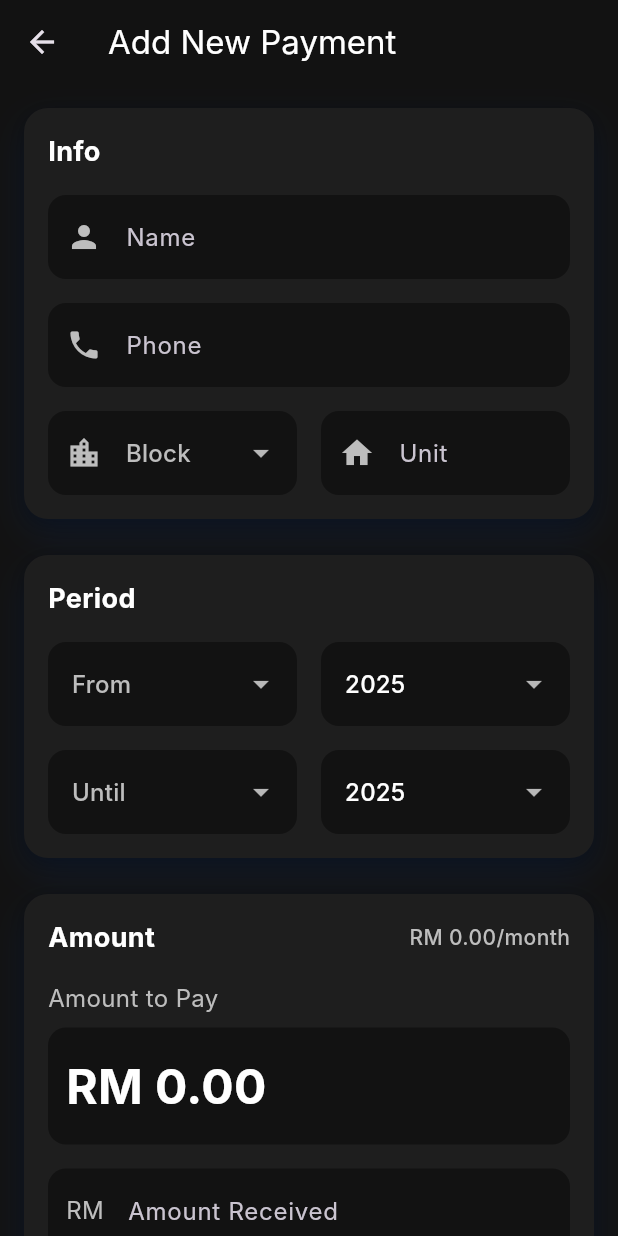
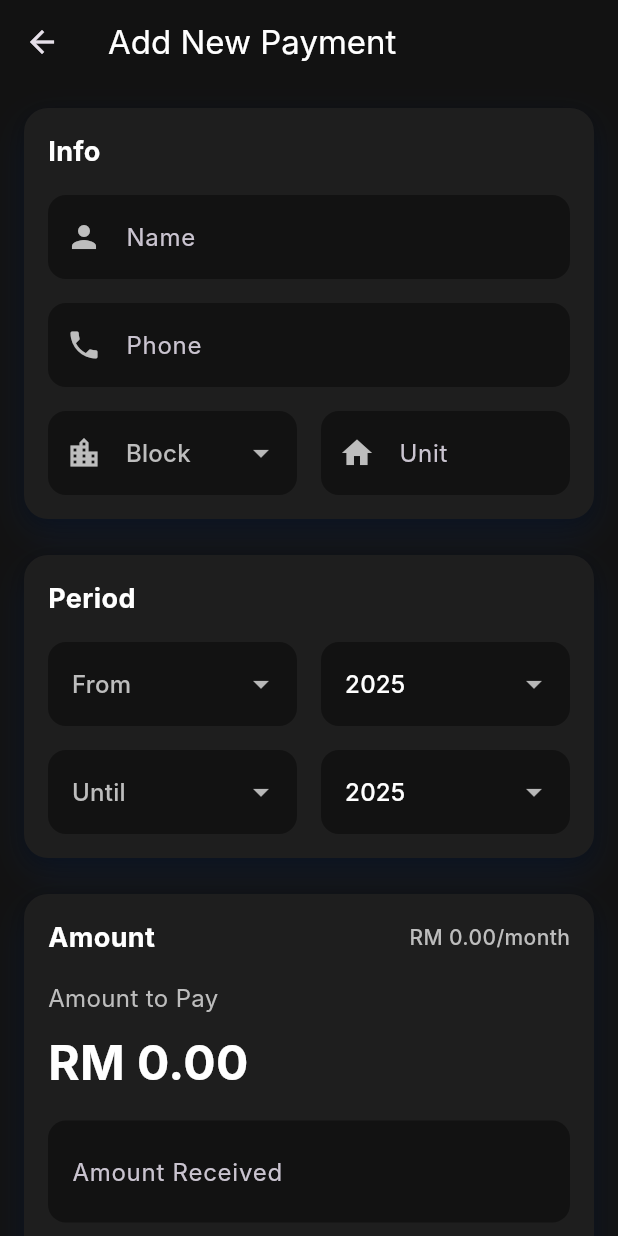
Before and after one commit to EhsanFadhli/KutipApp, a Flutter app: the screen it shows after launch, after a tap on "New Payment", on a phone screen of 412 x 824 dp. Run offline on Flutter 3.47's test engine with Material 3 defaults, Android fonts, the light colour scheme and no system bars; our stand-ins replace shared_preferences; Roboto replaces fonts that are missing (Inter).

Commit message:
Update the input fields for amount to be more intuitive, better visual for Amount to Pay.

```diff
--- a/lib/add_payment_page.dart
+++ b/lib/add_payment_page.dart
@@ -35,20 +35,6 @@ class PhoneNumberInputFormatter extends TextInputFormatter {
     );
   }
 }
-
-class DecimalTextInputFormatter extends TextInputFormatter {
-  @override
-  TextEditingValue formatEditUpdate(
-      TextEditingValue oldValue, TextEditingValue newValue) {
-    final regExp = RegExp(r'^\d*\.?\d*$');
-    final String newString = regExp.stringMatch(newValue.text) ?? oldValue.text;
-    return TextEditingValue(
-      text: newString,
-      selection: TextSelection.collapsed(offset: newString.length),
-    );
-  }
-}
-
 
 class AddPaymentPage extends StatefulWidget {
   const AddPaymentPage({super.key});
@@ -90,7 +76,7 @@ class _AddPaymentPageState extends State<AddPaymentPage> {
     });
   }
 
-    @override
+  @override
   void dispose() {
     _nameController.dispose();
     _phoneController.dispose();
@@ -98,7 +84,6 @@ class _AddPaymentPageState extends State<AddPaymentPage> {
     _amountReceivedController.dispose();
     super.dispose();
   }
-
 
   void _calculateAmountToPay() {
     if (_fromMonth != null && _fromYear != null && _untilMonth != null && _untilYear != null) {
@@ -131,7 +116,10 @@ class _AddPaymentPageState extends State<AddPaymentPage> {
   }
 
   void _calculateBalance() {
-    final amountReceived = double.tryParse(_amountReceivedController.text) ?? 0.0;
+    final text = _amountReceivedController.text;
+    final digitsOnly = text.replaceAll(RegExp(r'[^0-9]'), '');
+    final amountReceivedInCents = int.tryParse(digitsOnly) ?? 0;
+    final amountReceived = amountReceivedInCents / 100.0;
     setState(() {
       _balance = amountReceived - _amountToPay;
     });
@@ -139,7 +127,11 @@ class _AddPaymentPageState extends State<AddPaymentPage> {
 
   Future<void> _savePayment() async {
     if (_formKey.currentState!.validate()) {
-      final amountReceived = double.tryParse(_amountReceivedController.text) ?? 0.0;
+      final text = _amountReceivedController.text;
+      final digitsOnly = text.replaceAll(RegExp(r'[^0-9]'), '');
+      final amountReceivedInCents = int.tryParse(digitsOnly) ?? 0;
+      final amountReceived = amountReceivedInCents / 100.0;
+
       final newPayment = Payment(
         name: _nameController.text,
         phone: _phoneController.text,
@@ -335,17 +327,9 @@ class _AddPaymentPageState extends State<AddPaymentPage> {
           style: TextStyle(color: kSubtleText, fontSize: 16),
         ),
         const SizedBox(height: 8),
-        Container(
-          width: double.infinity,
-          padding: const EdgeInsets.symmetric(vertical: 16, horizontal: 12),
-          decoration: BoxDecoration(
-            color: kBackground,
-            borderRadius: BorderRadius.circular(12),
-          ),
-          child: Text(
-            NumberFormat.currency(locale: 'en_MY', symbol: 'RM ').format(_amountToPay),
-            style: const TextStyle(fontSize: 32, fontWeight: FontWeight.bold, color: kPrimaryText),
-          ),
+        Text(
+          NumberFormat.currency(locale: 'en_MY', symbol: 'RM ').format(_amountToPay),
+          style: const TextStyle(fontSize: 32, fontWeight: FontWeight.bold, color: kPrimaryText),
         ),
       ],
     );
@@ -355,25 +339,29 @@ class _AddPaymentPageState extends State<AddPaymentPage> {
     return TextFormField(
       controller: controller,
       onChanged: (_) => _calculateBalance(),
-      keyboardType: const TextInputType.numberWithOptions(decimal: true),
-      inputFormatters: [DecimalTextInputFormatter()],
+      keyboardType: TextInputType.number,
+      inputFormatters: [FilteringTextInputFormatter.digitsOnly, CurrencyInputFormatter()],
       decoration: InputDecoration(
         labelText: label,
-        prefixIcon: const Padding(
-          padding: EdgeInsets.symmetric(vertical: 14.0, horizontal: 12.0),
-          child: Text('RM', style: TextStyle(color: kSubtleText, fontSize: 16)),
-        ),
         filled: true,
         fillColor: kBackground,
         border: OutlineInputBorder(borderRadius: BorderRadius.circular(12), borderSide: BorderSide.none),
       ),
       validator: (value) {
         if (value == null || value.isEmpty) return 'Please enter an amount';
-        if (double.tryParse(value) == null) return 'Please enter a valid number';
+        final digitsOnly = value.replaceAll(RegExp(r'[^0-9]'), '');
+        if (int.tryParse(digitsOnly) == null) return 'Please enter a valid number';
         return null;
       },
+      textAlign: TextAlign.start,
+      style: const TextStyle(
+        fontSize: 24,
+        fontWeight: FontWeight.bold,
+        color: kPrimaryText,
+      ),
     );
   }
+
 
   Widget _buildBalanceDisplay() {
     final bool isEffectivelyZero = _balance.abs() < 0.005;
--- a/lib/main.dart
+++ b/lib/main.dart
@@ -10,8 +10,6 @@
 import 'package:myapp/previous_payments_page.dart';
 import 'package:myapp/ui/widgets.dart';
 import 'package:shared_preferences/shared_preferences.dart';
-
-
 
 void main() {
   runApp(const MyApp());
@@ -99,7 +97,6 @@
     }
   }
 
-
   void _navigateToAddPayment() async {
     final result = await Navigator.push(
       context,
@@ -181,8 +178,6 @@
   }
 }
 
-
-
 class TotalCashCard extends StatelessWidget {
   final double totalCash;
   final VoidCallback onCashHanded;
@@ -244,7 +239,7 @@
 class _MonthlyFeeCardState extends State<MonthlyFeeCard> {
   final TextEditingController _feeController = TextEditingController();
   static const String _storageKey = "monthly_fee";
-  double _savedFee = 0.0;
+  int _savedFeeInCents = 0;
   bool _isFeeChanged = false;
 
   @override
@@ -255,16 +250,11 @@
   }
 
   void _onFeeChanged() {
-    final currentFee = double.tryParse(_feeController.text);
-    bool hasChanged;
+    final text = _feeController.text;
+    final digitsOnly = text.replaceAll(RegExp(r'[^0-9]'), '');
+    final currentFeeInCents = int.tryParse(digitsOnly) ?? 0;
 
-    if (currentFee == null) {
-      hasChanged = !(_feeController.text.isEmpty && _savedFee == 0.0);
-    } else {
-      final roundedCurrent = (currentFee * 100).round();
-      final roundedSaved = (_savedFee * 100).round();
-      hasChanged = roundedCurrent != roundedSaved;
-    }
+    final hasChanged = currentFeeInCents != _savedFeeInCents;
 
     if (hasChanged != _isFeeChanged) {
       setState(() {
@@ -277,31 +267,35 @@
     final prefs = await SharedPreferences.getInstance();
     final double fee = prefs.getDouble(_storageKey) ?? 0.0;
     setState(() {
-      _savedFee = fee;
-      _feeController.text = fee.toStringAsFixed(2);
+      _savedFeeInCents = (fee * 100).round();
+      _feeController.text = _formatCurrency(_savedFeeInCents);
       _isFeeChanged = false;
     });
   }
 
   Future<void> _saveFee() async {
     final prefs = await SharedPreferences.getInstance();
-    final double? fee = double.tryParse(_feeController.text);
-    if (fee != null) {
+    final text = _feeController.text;
+    final digitsOnly = text.replaceAll(RegExp(r'[^0-9]'), '');
+    final feeInCents = int.tryParse(digitsOnly) ?? 0;
+    final double fee = feeInCents / 100.0;
+
     await prefs.setDouble(_storageKey, fee);
     final formattedFee = NumberFormat.currency(locale: 'en_MY', symbol: 'RM').format(fee);
     await LogService.logAction('Set monthly fee - $formattedFee');
     setState(() {
-        _savedFee = fee;
+      _savedFeeInCents = feeInCents;
       _isFeeChanged = false;
     });
+    FocusScope.of(context).unfocus();
     ScaffoldMessenger.of(context).showSnackBar(
       const SnackBar(content: Text('Monthly Fee Saved!')),
     );
-    } else {
-      ScaffoldMessenger.of(context).showSnackBar(
-        const SnackBar(content: Text('Invalid amount')),
-      );
   }
+
+  String _formatCurrency(int amountInCents) {
+    final format = NumberFormat.currency(locale: 'en_MY', symbol: 'RM', decimalDigits: 2);
+    return format.format(amountInCents / 100.0);
   }
 
   @override
@@ -323,33 +317,31 @@
           const SizedBox(height: 20),
           Row(
             children: [
-              const Text(
-                'RM',
-                style: TextStyle(
-                    fontSize: 32,
-                    color: kSubtleText,
-                    fontWeight: FontWeight.w500),
-              ),
-              const SizedBox(width: 12),
               Expanded(
                 child: TextField(
                   controller: _feeController,
-                  keyboardType: const TextInputType.numberWithOptions(decimal: true),
-                  inputFormatters: [DecimalTextInputFormatter()],
+                  keyboardType: TextInputType.number,
+                  inputFormatters: [FilteringTextInputFormatter.digitsOnly, CurrencyInputFormatter()],
                   style: const TextStyle(
                     fontSize: 32,
                     fontWeight: FontWeight.bold,
                     color: kPrimaryText,
+                    fontFamily: 'Inter',
                   ),
                   decoration: const InputDecoration(
                     border: InputBorder.none,
                     contentPadding: EdgeInsets.zero,
                     isDense: true,
                   ),
+                  textAlign: TextAlign.start,
                 ),
               ),
-              const SizedBox(width: 12),
-              ElevatedButton.icon(
+            ],
+          ),
+          const SizedBox(height: 20),
+          SizedBox(
+            width: double.infinity,
+            child: ElevatedButton.icon(
               onPressed: _isFeeChanged ? _saveFee : null,
               icon: const Icon(Icons.check_circle),
               label: const Text('Set'),
@@ -357,12 +349,11 @@
                 backgroundColor: kPrimaryBlue,
                 foregroundColor: Colors.white,
                 disabledBackgroundColor: kPrimaryBlue.withOpacity(0.5),
-                  padding: const EdgeInsets.symmetric(horizontal: 24, vertical: 12),
+                padding: const EdgeInsets.symmetric(vertical: 16),
                 textStyle: const TextStyle(fontSize: 16, fontWeight: FontWeight.bold),
                 shape: RoundedRectangleBorder(borderRadius: BorderRadius.circular(12.0)),
               ),
             ),
-            ],
           ),
         ],
       ),
@@ -376,6 +367,7 @@
     super.dispose();
   }
 }
+
 
 
 // --- Recent Payments Section ---
```
Also changed, not shown: lib/ui/widgets.dart (+20 -0 lines). Lines whose indentation alone changed are shown as unchanged.
